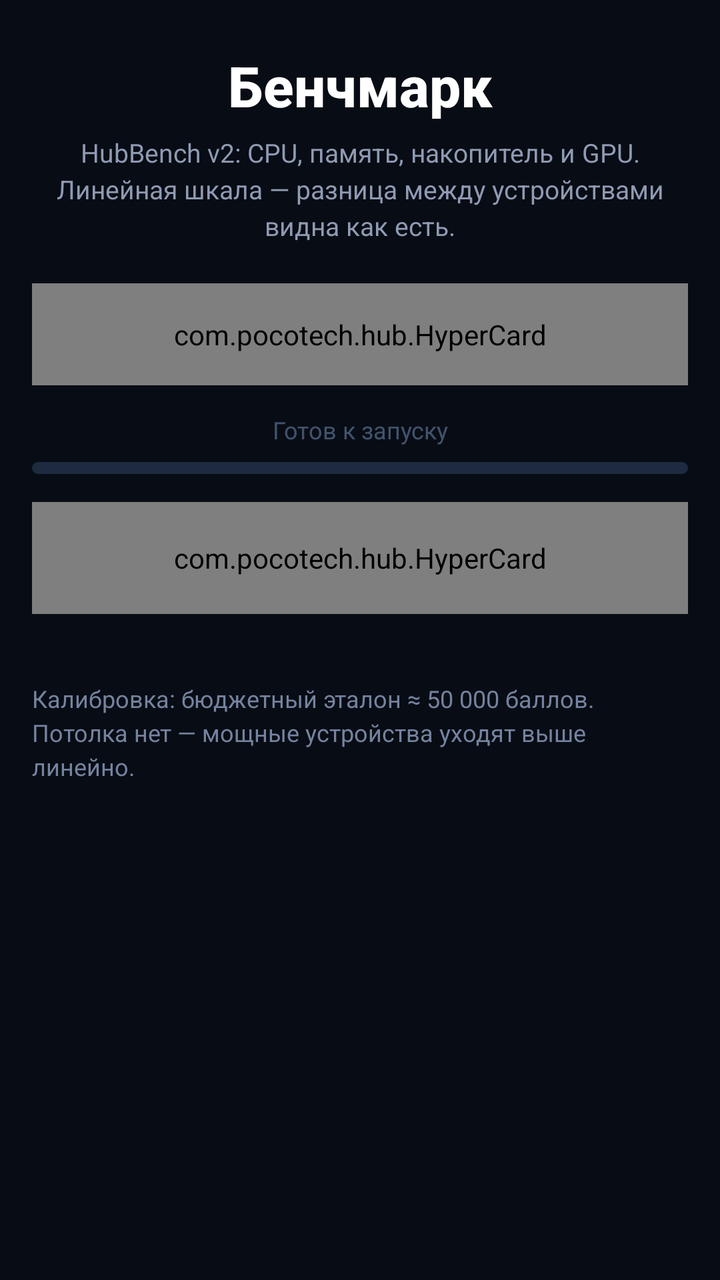
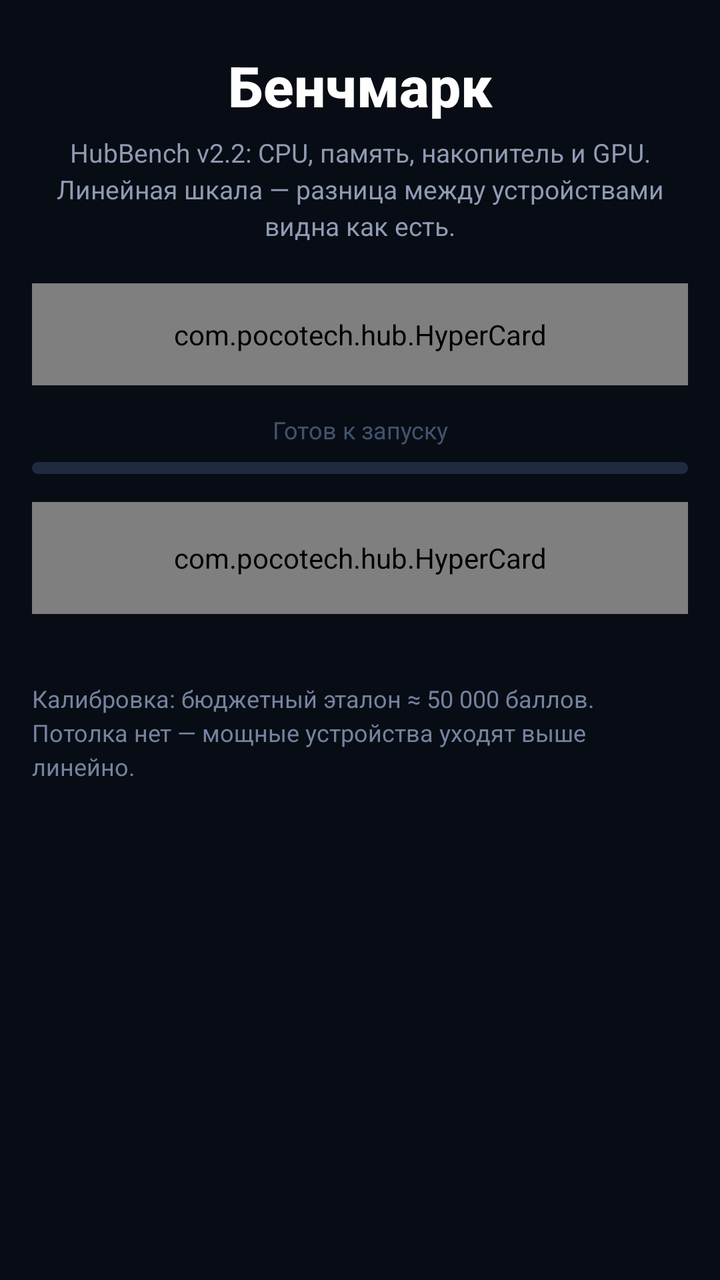

Before-and-after screenshots of an Android layout around one commit, followed by the original layout XML and the change that was made.
<!-- AndroidManifest.xml: application theme android:Theme.DeviceDefault.NoActionBar -->
<!-- res/layout/screen_benchmark.xml -->
<?xml version="1.0" encoding="utf-8"?>
<ScrollView xmlns:android="http://schemas.android.com/apk/res/android"
    android:layout_width="match_parent"
    android:layout_height="match_parent"
    android:background="#080C14"
    android:fillViewport="true"
    android:scrollbars="none">

    <LinearLayout
        android:layout_width="match_parent"
        android:layout_height="wrap_content"
        android:orientation="vertical"
        android:paddingLeft="16dp"
        android:paddingRight="16dp"
        android:paddingTop="24dp"
        android:paddingBottom="100dp">

        <TextView
            android:layout_width="match_parent"
            android:layout_height="wrap_content"
            android:text="Бенчмарк"
            android:textSize="28sp"
            android:textStyle="bold"
            android:textColor="#FFFFFF"
            android:gravity="center"
            android:fontFamily="sans-serif-medium" />

        <TextView
            android:layout_width="match_parent"
            android:layout_height="wrap_content"
            android:text="HubBench v2: CPU, память, накопитель и GPU. Линейная шкала — разница между устройствами видна как есть."
            android:textSize="13sp"
            android:textColor="#8F9BB3"
            android:gravity="center"
            android:lineSpacingExtra="3dp"
            android:layout_marginTop="6dp"
            android:layout_marginBottom="20dp" />

        <com.pocotech.hub.HyperCard
            android:layout_width="match_parent"
            android:layout_height="wrap_content"
            android:orientation="vertical"
            android:padding="16dp"
            android:layout_marginBottom="14dp">

            <TextView
                android:id="@+id/bench_device_line"
                android:layout_width="match_parent"
                android:layout_height="wrap_content"
                android:text="—"
                android:textColor="#FFFFFF"
                android:textSize="15sp"
                android:textStyle="bold" />

            <TextView
                android:layout_width="match_parent"
                android:layout_height="wrap_content"
                android:layout_marginTop="6dp"
                android:text="Замер занимает около 40 секунд. Закройте игры и фоновые загрузки — так результат будет точнее."
                android:textColor="#95A4C2"
                android:textSize="12sp"
                android:lineSpacingExtra="3dp" />
        </com.pocotech.hub.HyperCard>

        <TextView
            android:id="@+id/bench_status"
            android:layout_width="match_parent"
            android:layout_height="wrap_content"
            android:text="Готов к запуску"
            android:textColor="#60A0C8FF"
            android:textSize="12sp"
            android:gravity="center"
            android:layout_marginBottom="8dp" />

        <android.widget.ProgressBar
            android:id="@+id/bench_progress"
            style="@android:style/Widget.ProgressBar.Horizontal"
            android:layout_width="match_parent"
            android:layout_height="6dp"
            android:max="100"
            android:progress="0"
            android:progressTint="#FFCC00"
            android:progressBackgroundTint="#1D2A40"
            android:layout_marginBottom="14dp" />

        <com.pocotech.hub.HyperCard
            android:id="@+id/bench_start_btn"
            android:layout_width="match_parent"
            android:layout_height="56dp"
            android:layout_marginBottom="18dp"
            android:gravity="center"
            android:clickable="true"
            android:focusable="true">

            <TextView
                android:id="@+id/bench_start_label"
                android:layout_width="wrap_content"
                android:layout_height="wrap_content"
                android:text="Запустить тест"
                android:textSize="16sp"
                android:textStyle="bold"
                android:textColor="#FFCC00" />
        </com.pocotech.hub.HyperCard>

        
        <com.pocotech.hub.HyperCard
            android:id="@+id/bench_result_card"
            android:layout_width="match_parent"
            android:layout_height="wrap_content"
            android:orientation="vertical"
            android:padding="18dp"
            android:visibility="gone">

            <TextView
                android:layout_width="match_parent"
                android:layout_height="wrap_content"
                android:text="ОБЩИЙ БАЛЛ"
                android:textColor="#FFCC00"
                android:textSize="11sp"
                android:letterSpacing="0.12"
                android:gravity="center" />

            <TextView
                android:id="@+id/bench_total"
                android:layout_width="match_parent"
                android:layout_height="wrap_content"
                android:layout_marginTop="4dp"
                android:text="0"
                android:textColor="#FFFFFF"
                android:textSize="44sp"
                android:textStyle="bold"
                android:gravity="center" />

            <TextView
                android:id="@+id/bench_rating"
                android:layout_width="match_parent"
                android:layout_height="wrap_content"
                android:layout_marginTop="2dp"
                android:textColor="#44DD88"
                android:textSize="14sp"
                android:gravity="center" />

            <TextView
                android:id="@+id/bench_confidence"
                android:layout_width="match_parent"
                android:layout_height="wrap_content"
                android:layout_marginTop="4dp"
                android:textColor="#7F8FAE"
                android:textSize="11sp"
                android:gravity="center" />

            <View
                android:layout_width="match_parent"
                android:layout_height="1dp"
                android:background="#1AFFFFFF"
                android:layout_marginTop="16dp"
                android:layout_marginBottom="16dp" />

            
            <LinearLayout android:layout_width="match_parent" android:layout_height="wrap_content" android:orientation="vertical" android:layout_marginBottom="12dp">
                <LinearLayout android:layout_width="match_parent" android:layout_height="wrap_content" android:orientation="horizontal">
                    <TextView android:layout_width="0dp" android:layout_height="wrap_content" android:layout_weight="1" android:text="CPU · одно ядро" android:textColor="#FFFFFF" android:textSize="13sp" android:textStyle="bold" />
                    <TextView android:id="@+id/bench_cpu1_score" android:layout_width="wrap_content" android:layout_height="wrap_content" android:text="—" android:textColor="#FFFFFF" android:textSize="15sp" android:textStyle="bold" />
                </LinearLayout>
                <android.widget.ProgressBar android:id="@+id/bench_cpu1_bar" style="@android:style/Widget.ProgressBar.Horizontal" android:layout_width="match_parent" android:layout_height="5dp" android:layout_marginTop="8dp" android:max="100" android:progress="0" android:progressTint="#58A6FF" android:progressBackgroundTint="#1D2A40" />
                <TextView android:id="@+id/bench_cpu1_raw" android:layout_width="match_parent" android:layout_height="wrap_content" android:layout_marginTop="2dp" android:textColor="#556070" android:textSize="11sp" />
            </LinearLayout>

            
            <LinearLayout android:layout_width="match_parent" android:layout_height="wrap_content" android:orientation="vertical" android:layout_marginBottom="12dp">
                <LinearLayout android:layout_width="match_parent" android:layout_height="wrap_content" android:orientation="horizontal">
                    <TextView android:layout_width="0dp" android:layout_height="wrap_content" android:layout_weight="1" android:text="CPU · все ядра" android:textColor="#FFFFFF" android:textSize="13sp" android:textStyle="bold" />
                    <TextView android:id="@+id/bench_cpuM_score" android:layout_width="wrap_content" android:layout_height="wrap_content" android:text="—" android:textColor="#FFFFFF" android:textSize="15sp" android:textStyle="bold" />
                </LinearLayout>
                <android.widget.ProgressBar android:id="@+id/bench_cpuM_bar" style="@android:style/Widget.ProgressBar.Horizontal" android:layout_width="match_parent" android:layout_height="5dp" android:layout_marginTop="8dp" android:max="100" android:progress="0" android:progressTint="#58A6FF" android:progressBackgroundTint="#1D2A40" />
                <TextView android:id="@+id/bench_cpuM_raw" android:layout_width="match_parent" android:layout_height="wrap_content" android:layout_marginTop="2dp" android:textColor="#556070" android:textSize="11sp" />
            </LinearLayout>

            
            <LinearLayout android:layout_width="match_parent" android:layout_height="wrap_content" android:orientation="vertical" android:layout_marginBottom="12dp">
                <LinearLayout android:layout_width="match_parent" android:layout_height="wrap_content" android:orientation="horizontal">
                    <TextView android:layout_width="0dp" android:layout_height="wrap_content" android:layout_weight="1" android:text="Память RAM" android:textColor="#FFFFFF" android:textSize="13sp" android:textStyle="bold" />
                    <TextView android:id="@+id/bench_ram_score" android:layout_width="wrap_content" android:layout_height="wrap_content" android:text="—" android:textColor="#FFFFFF" android:textSize="15sp" android:textStyle="bold" />
                </LinearLayout>
                <android.widget.ProgressBar android:id="@+id/bench_ram_bar" style="@android:style/Widget.ProgressBar.Horizontal" android:layout_width="match_parent" android:layout_height="5dp" android:layout_marginTop="8dp" android:max="100" android:progress="0" android:progressTint="#58A6FF" android:progressBackgroundTint="#1D2A40" />
                <TextView android:id="@+id/bench_ram_raw" android:layout_width="match_parent" android:layout_height="wrap_content" android:layout_marginTop="2dp" android:textColor="#556070" android:textSize="11sp" />
            </LinearLayout>

            
            <LinearLayout android:layout_width="match_parent" android:layout_height="wrap_content" android:orientation="vertical" android:layout_marginBottom="12dp">
                <LinearLayout android:layout_width="match_parent" android:layout_height="wrap_content" android:orientation="horizontal">
                    <TextView android:layout_width="0dp" android:layout_height="wrap_content" android:layout_weight="1" android:text="Накопитель" android:textColor="#FFFFFF" android:textSize="13sp" android:textStyle="bold" />
                    <TextView android:id="@+id/bench_sto_score" android:layout_width="wrap_content" android:layout_height="wrap_content" android:text="—" android:textColor="#FFFFFF" android:textSize="15sp" android:textStyle="bold" />
                </LinearLayout>
                <android.widget.ProgressBar android:id="@+id/bench_sto_bar" style="@android:style/Widget.ProgressBar.Horizontal" android:layout_width="match_parent" android:layout_height="5dp" android:layout_marginTop="8dp" android:max="100" android:progress="0" android:progressTint="#58A6FF" android:progressBackgroundTint="#1D2A40" />
                <TextView android:id="@+id/bench_sto_raw" android:layout_width="match_parent" android:layout_height="wrap_content" android:layout_marginTop="2dp" android:textColor="#556070" android:textSize="11sp" />
            </LinearLayout>

            
            <LinearLayout android:layout_width="match_parent" android:layout_height="wrap_content" android:orientation="vertical" android:layout_marginBottom="4dp">
                <LinearLayout android:layout_width="match_parent" android:layout_height="wrap_content" android:orientation="horizontal">
                    <TextView android:layout_width="0dp" android:layout_height="wrap_content" android:layout_weight="1" android:text="GPU" android:textColor="#FFFFFF" android:textSize="13sp" android:textStyle="bold" />
                    <TextView android:id="@+id/bench_gpu_score" android:layout_width="wrap_content" android:layout_height="wrap_content" android:text="—" android:textColor="#FFFFFF" android:textSize="15sp" android:textStyle="bold" />
                </LinearLayout>
                <android.widget.ProgressBar android:id="@+id/bench_gpu_bar" style="@android:style/Widget.ProgressBar.Horizontal" android:layout_width="match_parent" android:layout_height="5dp" android:layout_marginTop="8dp" android:max="100" android:progress="0" android:progressTint="#58A6FF" android:progressBackgroundTint="#1D2A40" />
                <TextView android:id="@+id/bench_gpu_raw" android:layout_width="match_parent" android:layout_height="wrap_content" android:layout_marginTop="2dp" android:textColor="#556070" android:textSize="11sp" />
            </LinearLayout>

            <View
                android:layout_width="match_parent"
                android:layout_height="1dp"
                android:background="#1AFFFFFF"
                android:layout_marginTop="12dp"
                android:layout_marginBottom="12dp" />

            <TextView
                android:id="@+id/bench_caps"
                android:layout_width="match_parent"
                android:layout_height="wrap_content"
                android:textColor="#C0CCD8"
                android:textSize="12sp"
                android:lineSpacingExtra="4dp" />

            <TextView
                android:id="@+id/bench_method"
                android:layout_width="match_parent"
                android:layout_height="wrap_content"
                android:layout_marginTop="10dp"
                android:textColor="#505C74"
                android:textSize="10sp"
                android:lineSpacingExtra="3dp" />
        </com.pocotech.hub.HyperCard>

        <TextView
            android:layout_width="match_parent"
            android:layout_height="wrap_content"
            android:layout_marginTop="16dp"
            android:text="Калибровка: бюджетный эталон ≈ 50 000 баллов. Потолка нет — мощные устройства уходят выше линейно."
            android:textColor="#74839F"
            android:textSize="12sp"
            android:lineSpacingExtra="3dp" />

    </LinearLayout>
</ScrollView>
<!-- resources referenced by this layout -->
<resources>

</resources>

<!-- the commit's change to res/layout/screen_benchmark.xml (unified diff, before → after) -->
@@ -28,7 +28,7 @@
         <TextView
             android:layout_width="match_parent"
             android:layout_height="wrap_content"
-            android:text="HubBench v2: CPU, память, накопитель и GPU. Линейная шкала — разница между устройствами видна как есть."
+            android:text="HubBench v2.2: CPU, память, накопитель и GPU. Линейная шкала — разница между устройствами видна как есть."
             android:textSize="13sp"
             android:textColor="#8F9BB3"
             android:gravity="center"
